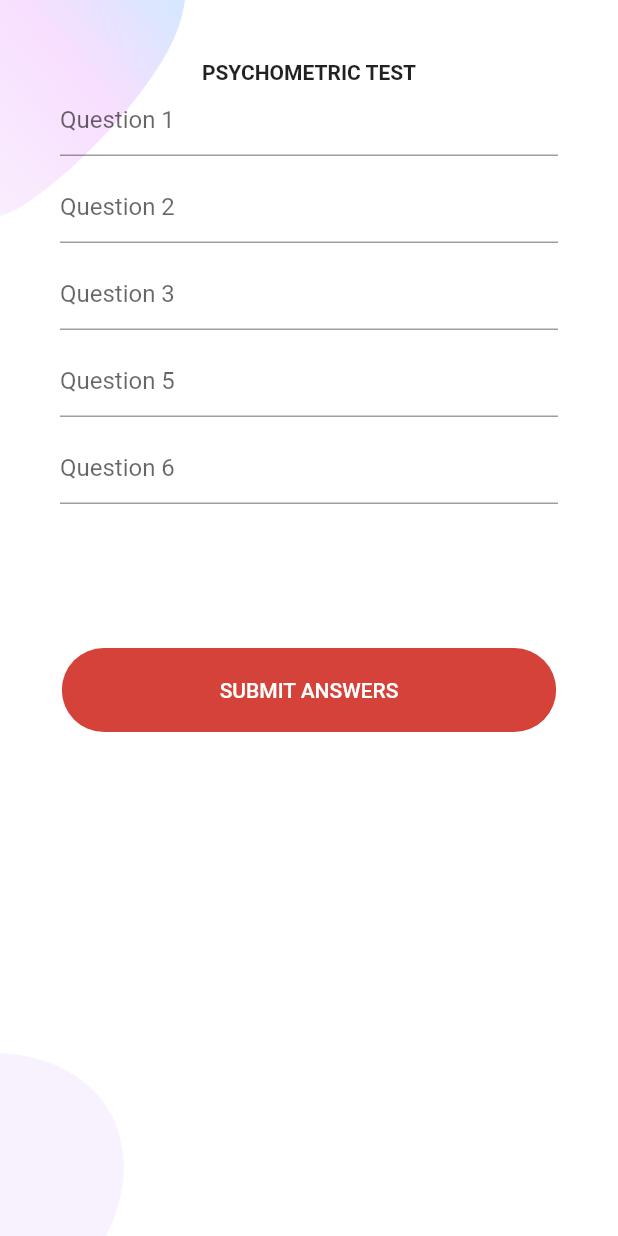
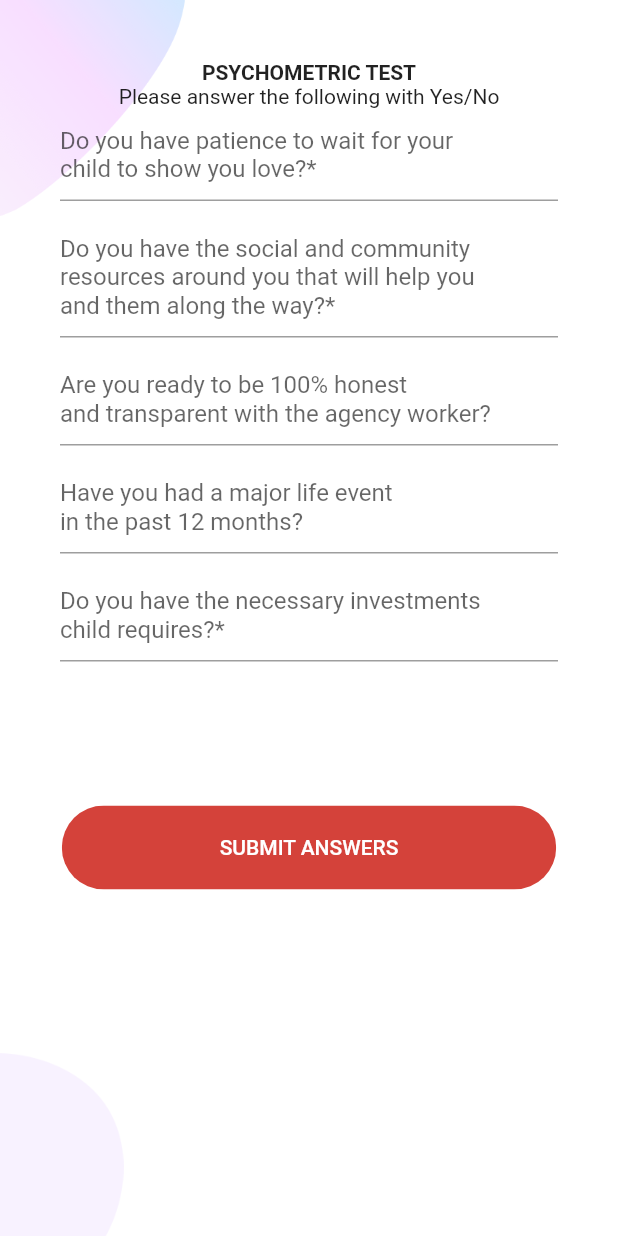
Before and after one commit to TshepangMhlanga/saadoption, a Flutter app: the PsychometricTest screen opened directly, on a phone screen of 412 x 824 dp. Run offline on Flutter 3.47's test engine with Material 2 defaults, Android fonts, the phone set to English and light mode, and no system bars; our stand-ins replace bloc, cloud_firestore, firebase_auth, firebase_core, flutter_bloc, flutter_signin_button and 2 more; accounts and stored records are empty.

```diff
--- a/lib/Main/pages/AdoptAChild/AdoptChild.dart
+++ b/lib/Main/pages/AdoptAChild/AdoptChild.dart
@@ -5,6 +5,7 @@ import 'package:saadoptionsystem/rounded_button.dart';
 import 'package:cloud_firestore/cloud_firestore.dart';
 
 import 'Assesments/AptitudeTest.dart';
+import 'Assesments/PsychometricTest.dart';
 
 class AdopterPage extends StatelessWidget with NavigationStates {
   TextEditingController FullName = new TextEditingController();
@@ -14,7 +15,6 @@ class AdopterPage extends StatelessWidget with NavigationStates {
   @override
   Widget build(BuildContext context) {
     return Background(
-
       child: Container(
         padding: EdgeInsets.all(40.0),
         child: Center(
@@ -69,7 +69,7 @@ class AdopterPage extends StatelessWidget with NavigationStates {
                     context,
                     MaterialPageRoute(
                       builder: (context) {
-                        return AptitudeTest();
+                        return PsychometricTest();
                       },
                     ),
                   );
--- a/lib/Main/pages/AdoptAChild/Assesments/AptitudeTestBody.dart
+++ b/lib/Main/pages/AdoptAChild/Assesments/AptitudeTestBody.dart
@@ -1,9 +1,8 @@
 import 'package:saadoptionsystem/Main/bloc.navigation_bloc/navigation_bloc.dart';
 import 'package:flutter/material.dart';
-import 'package:saadoptionsystem/Main/pages/AdoptAChild/Assesments/PsychometricTestBody.dart';
 import 'package:saadoptionsystem/Splash/background.dart';
 import '../../../../rounded_button.dart';
-import 'PsychometricTest.dart';
+import '../PossibleMatch.dart';
 
 class AptitudeTestBody extends StatelessWidget with NavigationStates {
   @override
@@ -18,37 +17,53 @@ class AptitudeTestBody extends StatelessWidget with NavigationStates {
               "APTITUDE TEST",
               style: TextStyle(fontWeight: FontWeight.bold),
             ),
+            Text(
+              "Please answer the following with Agree,Disagree or Strongly Agree",
+            ),
             TextField(
-              decoration: InputDecoration(hintText: "Question 1"),
+              decoration:
+                  InputDecoration(hintText: "Love is a biolgical function?*"),
             ),
             SizedBox(
               height: 10.0,
             ),
             TextField(
-              decoration: InputDecoration(hintText: "Question 2"),
+              decoration: InputDecoration(
+                hintText: "I will always regret not reproducing?*",
+              ),
             ),
             SizedBox(
               height: 10.0,
             ),
             TextField(
-              decoration: InputDecoration(hintText: "Question 3"),
+              decoration: InputDecoration(
+                hintText: "It's fine to keep adoption status\n" + " a secret?*",
+                hintMaxLines: 2,
+              ),
             ),
             SizedBox(
               height: 10.0,
             ),
             TextField(
-              decoration: InputDecoration(hintText: "Question 5"),
+              decoration: InputDecoration(
+                hintText:
+                    "Biological heritage is foundational\n" + " to a family?*",
+                hintMaxLines: 2,
+              ),
             ),
             SizedBox(
               height: 10.0,
             ),
             TextField(
-              decoration: InputDecoration(hintText: "Question 6"),
+              decoration: InputDecoration(
+                hintText: "A womens most important role in life\n" +
+                    "is to give birth?*",
+                hintMaxLines: 2,
+              ),
             ),
             SizedBox(
               height: 10.0,
             ),
-
             RoundedButton(
               text: "UPLOAD DOCUMENTS",
             ),
@@ -57,7 +72,7 @@ class AptitudeTestBody extends StatelessWidget with NavigationStates {
               press: () {
                 Navigator.push(context, MaterialPageRoute(
                   builder: (context) {
-                    return PsychometricTest();
+                    return PossibleMatch();
                   },
                 ));
               },
--- a/lib/Main/pages/AdoptAChild/Assesments/PsychometricTestBody.dart
+++ b/lib/Main/pages/AdoptAChild/Assesments/PsychometricTestBody.dart
@@ -1,8 +1,8 @@
 import 'package:saadoptionsystem/Main/bloc.navigation_bloc/navigation_bloc.dart';
 import 'package:flutter/material.dart';
-import 'package:saadoptionsystem/Main/pages/AdoptAChild/PossibleMatch.dart';
 import 'package:saadoptionsystem/Splash/background.dart';
 import '../../../../rounded_button.dart';
+import 'AptitudeTest.dart';
 
 class PsychometricTestBody extends StatelessWidget with NavigationStates {
   @override
@@ -17,32 +17,55 @@ class PsychometricTestBody extends StatelessWidget with NavigationStates {
               "PSYCHOMETRIC TEST",
               style: TextStyle(fontWeight: FontWeight.bold),
             ),
+            Text(
+              "Please answer the following with Yes/No",
+            ),
             TextField(
-              decoration: InputDecoration(hintText: "Question 1"),
+              decoration: InputDecoration(
+                hintText: "Do you have patience to wait for your \n" +
+                    "child to show you love?*",
+                hintMaxLines: 2,
+              ),
             ),
             SizedBox(
               height: 10.0,
             ),
             TextField(
-              decoration: InputDecoration(hintText: "Question 2"),
+              decoration: InputDecoration(
+                hintText: "Do you have the social and community \n" +
+                    "resources around you that will help you\n" +
+                    "and them along the way?*",
+                hintMaxLines: 3,
+              ),
             ),
             SizedBox(
               height: 10.0,
             ),
             TextField(
-              decoration: InputDecoration(hintText: "Question 3"),
+              decoration: InputDecoration(
+                hintText: "Are you ready to be 100% honest \n" +
+                    "and transparent with the agency worker?",
+                hintMaxLines: 2,
+              ),
             ),
             SizedBox(
               height: 10.0,
             ),
             TextField(
-              decoration: InputDecoration(hintText: "Question 5"),
+              decoration: InputDecoration(
+                  hintText: "Have you had a major life event \n" +
+                      "in the past 12 months?",
+                  hintMaxLines: 2),
             ),
             SizedBox(
               height: 10.0,
             ),
             TextField(
-              decoration: InputDecoration(hintText: "Question 6"),
+              decoration: InputDecoration(
+                hintText: "Do you have the necessary investments\n" +
+                    "child requires?*",
+                hintMaxLines: 2,
+              ),
             ),
             SizedBox(
               height: 10.0,
@@ -55,7 +78,7 @@ class PsychometricTestBody extends StatelessWidget with NavigationStates {
               press: () {
                 Navigator.push(context, MaterialPageRoute(
                   builder: (context) {
-                    return PossibleMatch();
+                    return AptitudeTest();
                   },
                 ));
               },
--- a/lib/Main/pages/AdoptAChild/CheckBox.dart
+++ b/lib/Main/pages/AdoptAChild/CheckBox.dart
@@ -31,7 +31,10 @@ class CheckBoxWidget extends State<CheckBox> {
             ),
             SizedBox(height: 20),
             Text(
-              "The terms and conditons here",
+              "Privacy Policy\n" +
+                  "Updated at 2021-05-05 \n" +
+                  "A Adoption System (“we,” “our,” or “us”) is committed to protecting your privacy.\n This Privacy Policy explains how your personal information is collected, used, and disclosed by SA Adoption System.This Privacy Policy applies to our website, and its associated subdomains (collectively, our “Service”) alongside our application, SA Adoption System. By accessing or using our Service, you signify that you have read, understood, and agree to our collection, storage, use, and disclosure of your personal information as described in this Privacy Policy and our Terms of Service.What Information Do We Collect?We collect information from you when you visit our app, register on our site, place an order, subscribe to our newsletter, respond to a survey or fill out a form.\n" +
+                  "We also collect information from mobile devices for a better user experience, although these features are completely optional:",
             ),
             Text(
               "Accept Terms",
```
Also changed, not shown: lib/Splash/Start.dart (+4 -5 lines).
